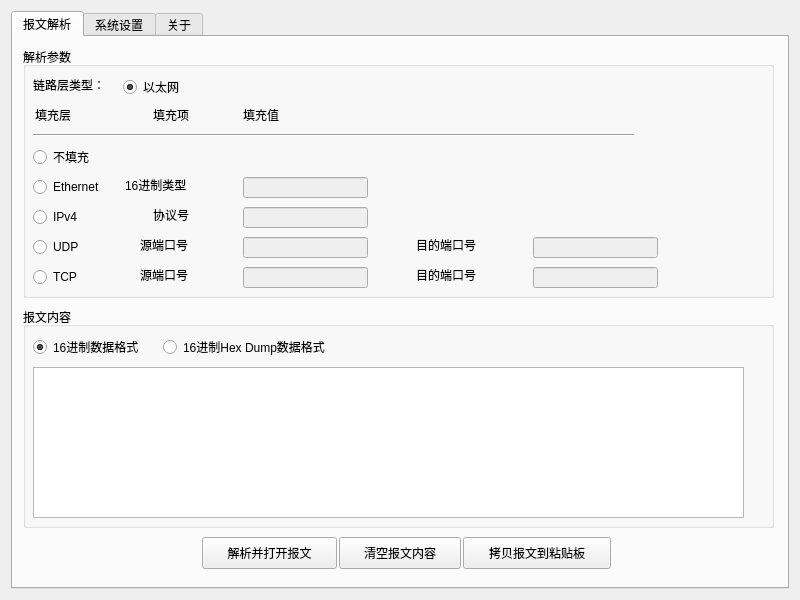
Above: Text2Pcap/Resources/ui/text2pcapwidget.ui from wangchong2023/Text2Pcap before the change. Below: the same form after it.
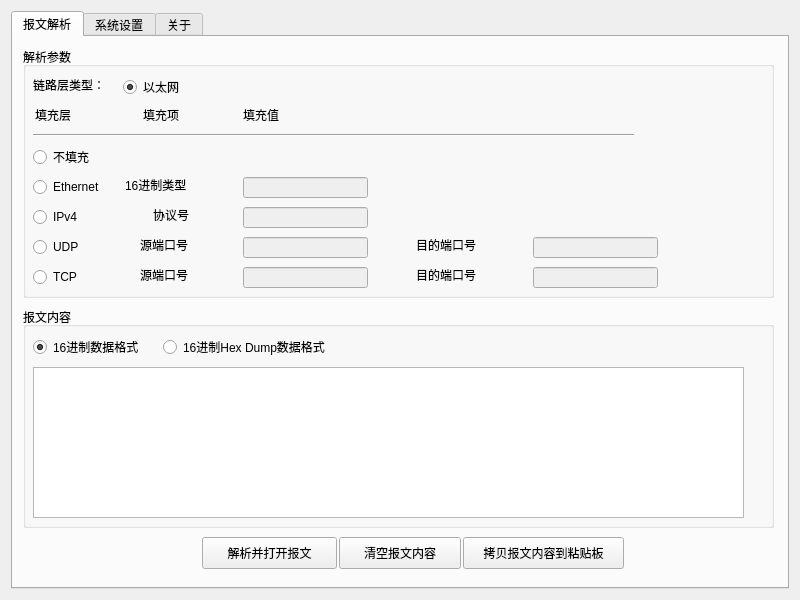
That is the form after the change. Icons and pictures are not drawn.

Commit message:
tip optimize
tip optimize

What changed in the file:
```diff
--- a/Text2Pcap/Resources/ui/text2pcapwidget.ui
+++ b/Text2Pcap/Resources/ui/text2pcapwidget.ui
@@ -234,7 +234,7 @@
        <widget class="QLabel" name="label_Pad_Type">
         <property name="geometry">
          <rect>
-          <x>130</x>
+          <x>120</x>
           <y>60</y>
           <width>41</width>
           <height>16</height>
@@ -485,12 +485,12 @@
         <rect>
          <x>450</x>
          <y>500</y>
-         <width>148</width>
+         <width>161</width>
          <height>32</height>
         </rect>
        </property>
        <property name="text">
-        <string>拷贝报文到粘贴板</string>
+        <string>拷贝报文内容到粘贴板</string>
        </property>
       </widget>
      </widget>
```
The commit also changes 2 other files.
